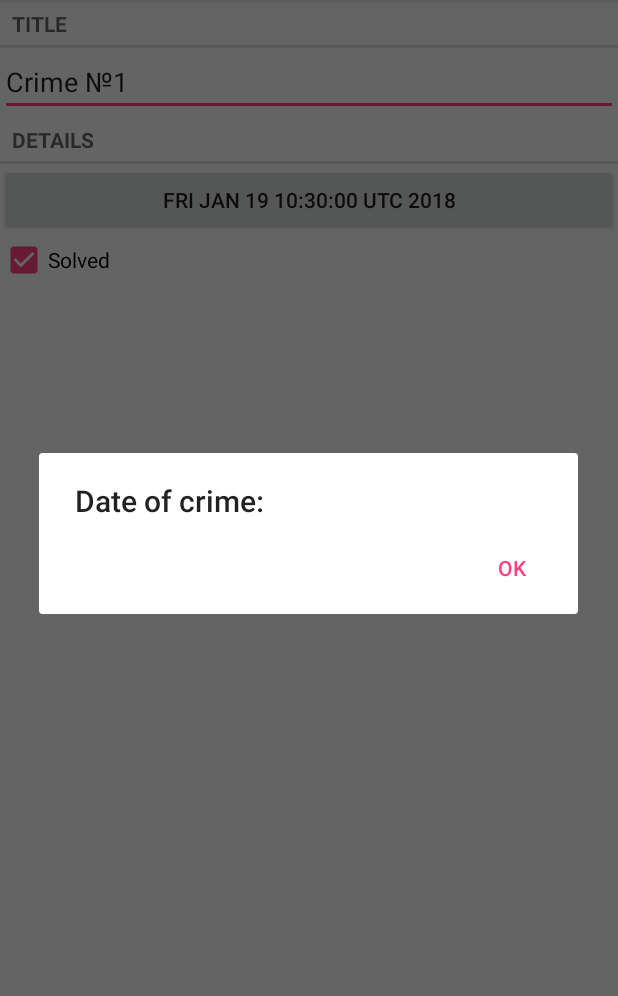
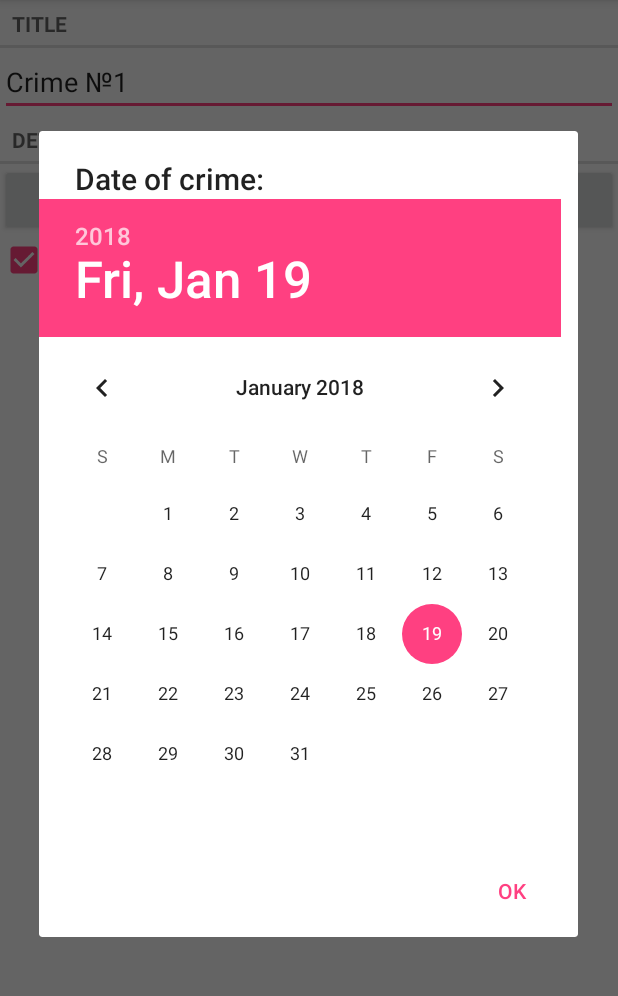
Before and after one commit to danil-buhakov/CriminalIntent, an Android app: the CrimeFragment screen opened directly, with no data from a screen before it, after a tap on an icon or button, on a phone screen of 412 x 824 dp, the part 84-1080 px from its top. Run offline under Robolectric (Android 15) with nearby library versions, the phone set to English and light mode, and no system bars.

Commit message:
Done saving date

```diff
--- a/app/src/main/java/com/book/dan/criminalintent/CrimeFragment.java
+++ b/app/src/main/java/com/book/dan/criminalintent/CrimeFragment.java
@@ -67,7 +67,7 @@ public class CrimeFragment extends Fragment {
             @Override
             public void onClick(View v) {
                 FragmentManager fm = getFragmentManager();
-                DatePickerFragment fragment = new DatePickerFragment();
+                DatePickerFragment fragment = DatePickerFragment.newInstance(mCrime.getDate());
                 fragment.show(fm,DIALOG_DATE);
             }
         });
--- a/app/src/main/java/com/book/dan/criminalintent/DatePickerFragment.java
+++ b/app/src/main/java/com/book/dan/criminalintent/DatePickerFragment.java
@@ -4,13 +4,45 @@ import android.app.AlertDialog;
 import android.app.Dialog;
 import android.os.Bundle;
 import android.support.annotation.NonNull;
+import android.support.annotation.Nullable;
 import android.support.v4.app.DialogFragment;
+import android.view.LayoutInflater;
+import android.view.View;
+import android.widget.DatePicker;
+
+import java.util.Calendar;
+import java.util.Date;
 
 public class DatePickerFragment extends DialogFragment {
+    private static String ARG_DATE = "Date";
+    private DatePicker mDatePicker;
+
+    @Override
+    public void onCreate(@Nullable Bundle savedInstanceState) {
+        super.onCreate(savedInstanceState);
+    }
+
+    public static DatePickerFragment newInstance(Date date){
+        Bundle args = new Bundle();
+        args.putSerializable(ARG_DATE,date);
+        DatePickerFragment datePickerFragment = new DatePickerFragment();
+        datePickerFragment.setArguments(args);
+        return datePickerFragment;
+    }
     @NonNull
     @Override
     public Dialog onCreateDialog(Bundle savedInstanceState) {
+        View v = LayoutInflater.from(getActivity()).inflate(R.layout.dialog_date,null);
+        Date date = (Date) getArguments().getSerializable(ARG_DATE);
+        Calendar calendar = Calendar.getInstance();
+        calendar.setTime(date);
+        int year = calendar.get(Calendar.YEAR);
+        int month = calendar.get(Calendar.MONTH);
+        int day = calendar.get(Calendar.DAY_OF_MONTH);
+        mDatePicker = (DatePicker) v.findViewById(R.id.dialog_date_picker);
+        mDatePicker.init(year,month,day,null);
         return new AlertDialog.Builder(getActivity())
+                .setView(v)
                 .setTitle(R.string.date_picker_title)
                 .setPositiveButton(android.R.string.ok,null)
                 .create();
--- /dev/null
+++ b/app/src/main/res/layout/dialog_date.xml
@@ -0,0 +1,9 @@
+<?xml version="1.0" encoding="utf-8"?>
+<DatePicker
+    xmlns:android="http://schemas.android.com/apk/res/android"
+    android:id="@+id/dialog_date_picker"
+    android:layout_width="wrap_content"
+    android:layout_height="wrap_content"
+    android:calendarViewShown="false">
+
+</DatePicker>
```
